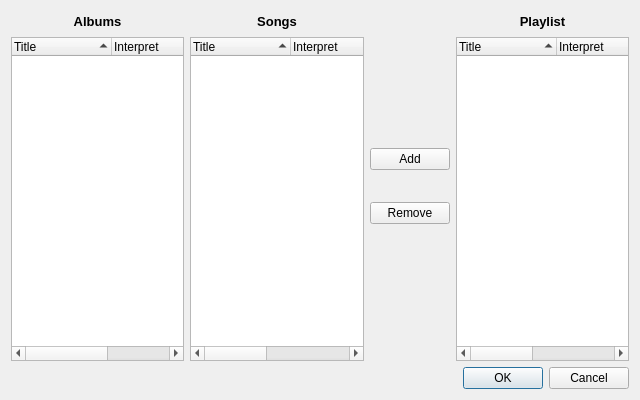
Before: the Qt Designer form dialogeditplaylist.ui in CermakM/MediaPlayer, drawn with Qt 5.
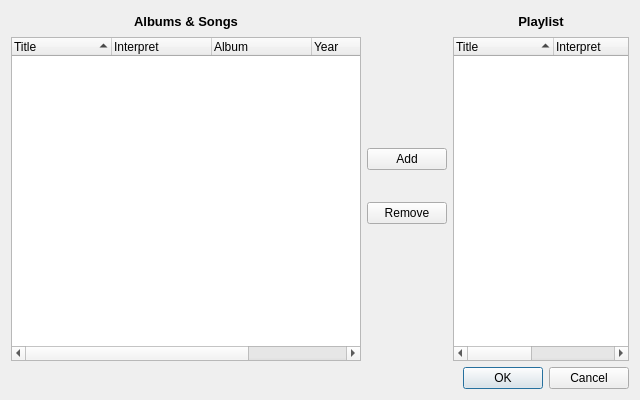
After: the same form once the commit is applied.

```diff
--- a/dialogeditplaylist.ui
+++ b/dialogeditplaylist.ui
@@ -17,134 +17,81 @@
    <item row="0" column="0">
     <layout class="QVBoxLayout" name="verticalLayout">
      <item>
-      <layout class="QGridLayout" name="gridLayout">
-       <item row="0" column="0">
-        <layout class="QVBoxLayout" name="verticalLayout_2">
-         <item>
-          <widget class="QLabel" name="labelAlbums">
-           <property name="minimumSize">
-            <size>
-             <width>0</width>
-             <height>20</height>
-            </size>
-           </property>
-           <property name="maximumSize">
-            <size>
-             <width>16777215</width>
-             <height>30</height>
-            </size>
-           </property>
-           <property name="font">
-            <font>
-             <family>Segoe UI</family>
-             <pointsize>10</pointsize>
-             <weight>75</weight>
-             <bold>true</bold>
-            </font>
-           </property>
-           <property name="text">
-            <string>Albums</string>
-           </property>
-           <property name="scaledContents">
-            <bool>true</bool>
-           </property>
-           <property name="alignment">
-            <set>Qt::AlignCenter</set>
-           </property>
-          </widget>
-         </item>
-         <item>
-          <widget class="QTreeWidget" name="treeAlbum">
-           <property name="sortingEnabled">
-            <bool>true</bool>
-           </property>
-           <column>
-            <property name="text">
-             <string>Title</string>
-            </property>
-           </column>
-           <column>
-            <property name="text">
-             <string>Interpret</string>
-            </property>
-           </column>
-           <column>
-            <property name="text">
-             <string>Year</string>
-            </property>
-           </column>
-          </widget>
-         </item>
-        </layout>
-       </item>
-       <item row="0" column="1">
-        <layout class="QVBoxLayout" name="verticalLayout_3">
-         <item>
-          <widget class="QLabel" name="labelSongs">
-           <property name="enabled">
-            <bool>true</bool>
-           </property>
-           <property name="minimumSize">
-            <size>
-             <width>0</width>
-             <height>20</height>
-            </size>
-           </property>
-           <property name="maximumSize">
-            <size>
-             <width>16777215</width>
-             <height>30</height>
-            </size>
-           </property>
-           <property name="font">
-            <font>
-             <family>Segoe UI</family>
-             <pointsize>10</pointsize>
-             <weight>75</weight>
-             <bold>true</bold>
-            </font>
-           </property>
-           <property name="text">
-            <string>Songs</string>
-           </property>
-           <property name="scaledContents">
-            <bool>true</bool>
-           </property>
-           <property name="alignment">
-            <set>Qt::AlignCenter</set>
-           </property>
-          </widget>
-         </item>
-         <item>
-          <widget class="QTreeWidget" name="treeSongs">
-           <property name="sortingEnabled">
-            <bool>true</bool>
-           </property>
-           <column>
-            <property name="text">
-             <string notr="true">Title</string>
-            </property>
-           </column>
-           <column>
-            <property name="text">
-             <string>Interpret</string>
-            </property>
-           </column>
-           <column>
-            <property name="text">
-             <string>Year</string>
-            </property>
-           </column>
-           <column>
-            <property name="text">
-             <string>Album</string>
-            </property>
-           </column>
-          </widget>
-         </item>
-        </layout>
-       </item>
+      <layout class="QGridLayout" name="gridLayout" columnstretch="1,0,0" columnminimumwidth="350,0,0">
        <item row="0" column="2">
+        <layout class="QVBoxLayout" name="verticalLayout_4">
+         <item>
+          <widget class="QLabel" name="labelPlaylist">
+           <property name="enabled">
+            <bool>true</bool>
+           </property>
+           <property name="sizePolicy">
+            <sizepolicy hsizetype="Expanding" vsizetype="Preferred">
+             <horstretch>0</horstretch>
+             <verstretch>0</verstretch>
+            </sizepolicy>
+           </property>
+           <property name="minimumSize">
+            <size>
+             <width>0</width>
+             <height>20</height>
+            </size>
+           </property>
+           <property name="maximumSize">
+            <size>
+             <width>16777215</width>
+             <height>30</height>
+            </size>
+           </property>
+           <property name="font">
+            <font>
+             <family>Segoe UI</family>
+             <pointsize>10</pointsize>
+             <weight>75</weight>
+             <bold>true</bold>
+            </font>
+           </property>
+           <property name="text">
+            <string>Playlist</string>
+           </property>
+           <property name="scaledContents">
+            <bool>true</bool>
+           </property>
+           <property name="alignment">
+            <set>Qt::AlignCenter</set>
+           </property>
+          </widget>
+         </item>
+         <item>
+          <widget class="QTreeWidget" name="treePlaylist">
+           <property name="sortingEnabled">
+            <bool>true</bool>
+           </property>
+           <column>
+            <property name="text">
+             <string notr="true">Title</string>
+            </property>
+           </column>
+           <column>
+            <property name="text">
+             <string>Interpret</string>
+            </property>
+           </column>
+           <column>
+            <property name="text">
+             <string>Album</string>
+            </property>
+           </column>
+           <column>
+            <property name="text">
+             <string>Year</string>
+            </property>
+           </column>
+          </widget>
+         </item>
+        </layout>
+       </item>
+       <item row="0" column="1">
         <layout class="QFormLayout" name="formLayout">
          <property name="fieldGrowthPolicy">
           <enum>QFormLayout::AllNonFixedFieldsGrow</enum>
@@ -190,19 +137,10 @@
          </item>
         </layout>
        </item>
-       <item row="0" column="3">
-        <layout class="QVBoxLayout" name="verticalLayout_4">
+       <item row="0" column="0">
+        <layout class="QVBoxLayout" name="verticalLayout_2">
          <item>
-          <widget class="QLabel" name="labelPlaylist">
-           <property name="enabled">
-            <bool>true</bool>
-           </property>
-           <property name="sizePolicy">
-            <sizepolicy hsizetype="Expanding" vsizetype="Preferred">
-             <horstretch>0</horstretch>
-             <verstretch>0</verstretch>
-            </sizepolicy>
-           </property>
+          <widget class="QLabel" name="labelAlbums">
            <property name="minimumSize">
             <size>
              <width>0</width>
@@ -224,7 +162,7 @@
             </font>
            </property>
            <property name="text">
-            <string>Playlist</string>
+            <string>Albums &amp; Songs</string>
            </property>
            <property name="scaledContents">
             <bool>true</bool>
@@ -235,13 +173,13 @@
           </widget>
          </item>
          <item>
-          <widget class="QTreeWidget" name="treePlaylist">
+          <widget class="QTreeWidget" name="treeAlbum">
            <property name="sortingEnabled">
             <bool>true</bool>
            </property>
            <column>
             <property name="text">
-             <string notr="true">Title</string>
+             <string>Title</string>
             </property>
            </column>
            <column>
@@ -249,16 +187,21 @@
              <string>Interpret</string>
             </property>
            </column>
-           <column>
-            <property name="text">
-             <string>Year</string>
-            </property>
-           </column>
            <column>
             <property name="text">
              <string>Album</string>
             </property>
            </column>
+           <column>
+            <property name="text">
+             <string>Year</string>
+            </property>
+           </column>
+           <column>
+            <property name="text">
+             <string>Path</string>
+            </property>
+           </column>
           </widget>
          </item>
         </layout>
```
